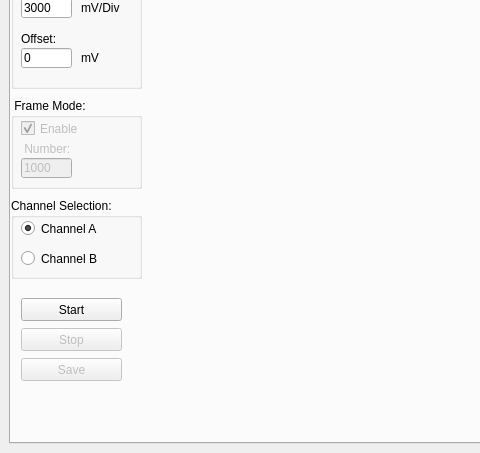
Before: the Qt Designer form TimeDomainPlot.ui in Mike-Song/TimeDomainPlot-new, drawn with Qt 5; both pictures show x 0 to 480 and y 267 to 720 of the 1300 by 720 pixel window.
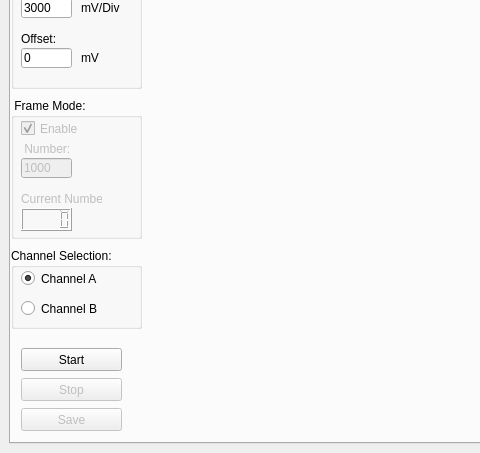
After: the same form once the commit is applied.

Diff of the .ui file:
```diff
--- a/TimeDomainPlot.ui
+++ b/TimeDomainPlot.ui
@@ -286,7 +286,7 @@
         <property name="geometry">
          <rect>
           <x>10</x>
-          <y>560</y>
+          <y>610</y>
           <width>101</width>
           <height>23</height>
          </rect>
@@ -314,7 +314,7 @@
         <property name="geometry">
          <rect>
           <x>10</x>
-          <y>530</y>
+          <y>580</y>
           <width>101</width>
           <height>23</height>
          </rect>
@@ -447,7 +447,7 @@
           <x>0</x>
           <y>330</y>
           <width>131</width>
-          <height>91</height>
+          <height>141</height>
          </rect>
         </property>
         <property name="title">
@@ -504,6 +504,35 @@
           <string>1000</string>
          </property>
         </widget>
+        <widget class="QLabel" name="label_FrameNum_Current">
+         <property name="enabled">
+          <bool>false</bool>
+         </property>
+         <property name="geometry">
+          <rect>
+           <x>10</x>
+           <y>90</y>
+           <width>81</width>
+           <height>21</height>
+          </rect>
+         </property>
+         <property name="text">
+          <string>Current Number:</string>
+         </property>
+        </widget>
+        <widget class="QLCDNumber" name="lcdNumber_FrameNum">
+         <property name="geometry">
+          <rect>
+           <x>10</x>
+           <y>110</y>
+           <width>51</width>
+           <height>23</height>
+          </rect>
+         </property>
+         <property name="value" stdset="0">
+          <double>0.000000000000000</double>
+         </property>
+        </widget>
        </widget>
        <widget class="QPushButton" name="pushButton_Save_TimeDomain">
         <property name="enabled">
@@ -512,7 +541,7 @@
         <property name="geometry">
          <rect>
           <x>10</x>
-          <y>590</y>
+          <y>640</y>
           <width>101</width>
           <height>23</height>
          </rect>
@@ -537,7 +566,7 @@
         <property name="geometry">
          <rect>
           <x>10</x>
-          <y>450</y>
+          <y>500</y>
           <width>101</width>
           <height>21</height>
          </rect>
@@ -553,7 +582,7 @@
         <property name="geometry">
          <rect>
           <x>10</x>
-          <y>480</y>
+          <y>530</y>
           <width>101</width>
           <height>21</height>
          </rect>
@@ -788,7 +817,7 @@
         <property name="geometry">
          <rect>
           <x>0</x>
-          <y>430</y>
+          <y>480</y>
           <width>131</width>
           <height>81</height>
          </rect>
```
